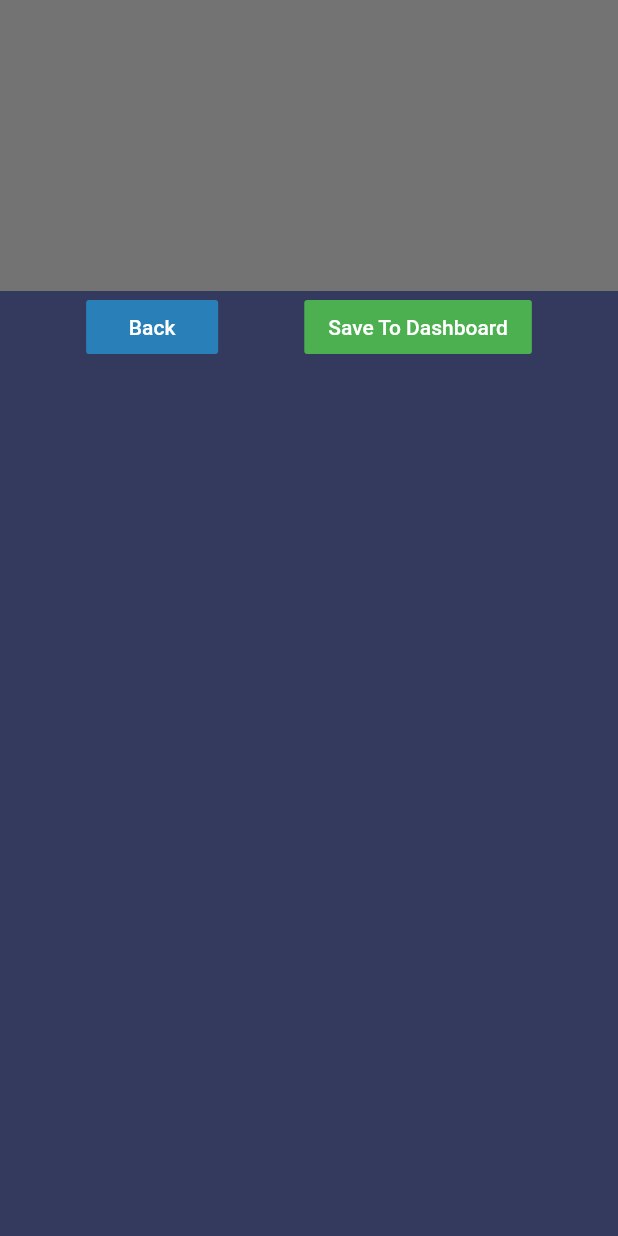
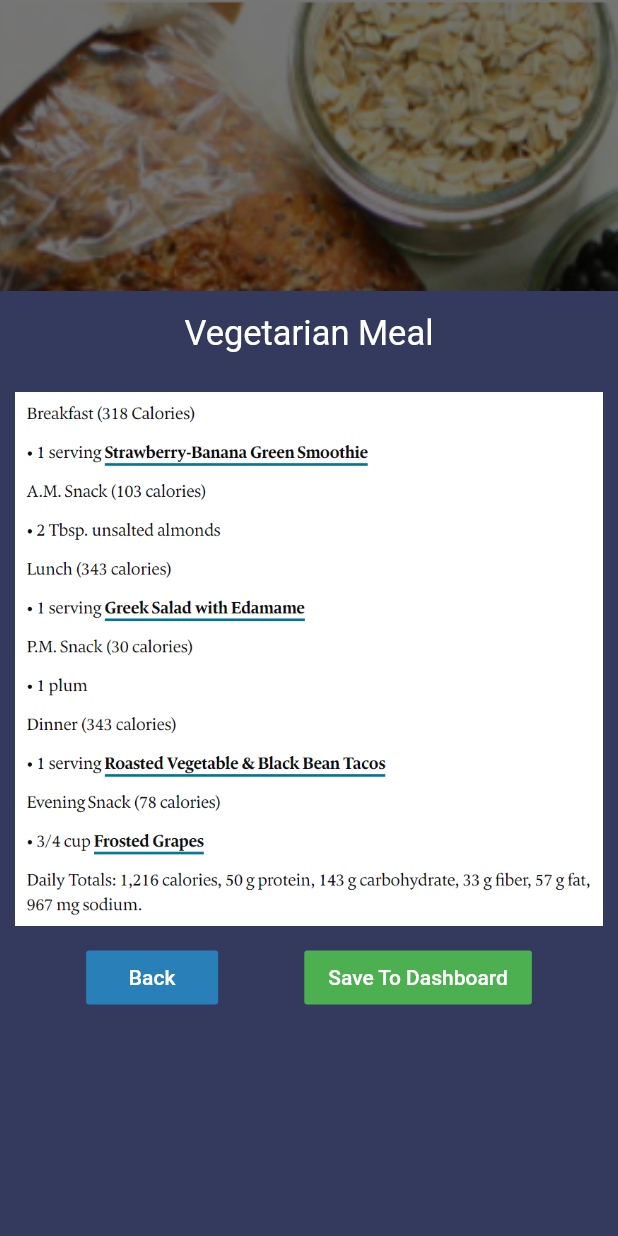
Before and after one commit to RubberDuckDestroyer/Say-No-to-Obese, a Flutter app: the Meal1 widget shown alone on an empty page, opened directly, after a tap on "View", on a phone screen of 412 x 824 dp. Run offline on Flutter 3.47's test engine with Material 2 defaults, Android fonts, the phone set to English and light mode, and no system bars; our stand-ins replace carousel_slider, flutter_dotenv, flutter_svg; missing offline and left inert: adobe_xd, dart:ffi, mongo_dart; network calls fail; Roboto replaces fonts that are missing (Montserrat).

Commit message:
Vegetarian meals added and the image with buttons on top

```diff
--- a/lib/FF_posts.dart
+++ b/lib/FF_posts.dart
@@ -1,6 +1,7 @@
 import 'package:fitness_freaks/carousel_items/Workouts/ShoulderWorkout.dart';
 import 'package:fitness_freaks/carousel_items/Workouts/chestWorkout.dart';
 import 'package:fitness_freaks/carousel_items/Workouts/legsWorkout.dart';
+import 'package:fitness_freaks/carousel_items/Workouts/meals/vegetarian_meal.dart';
 import 'package:flutter/material.dart';
 import 'package:adobe_xd/pinned.dart';
 import 'package:flutter_svg/flutter_svg.dart';
@@ -29,7 +30,7 @@ class _PostsPageState extends State<FF_posts> {
     return result;
   }
 
-  //-----------------------------------
+  //-----------------------------------------------------Title----------------------------------------------------------
 
   Widget build(BuildContext context) {
     return Scaffold(
@@ -234,6 +235,8 @@ class _PostsPageState extends State<FF_posts> {
     );
   }
 }
+
+//-----------------------------------------------------Posts----------------------------------------------------------
 
 class Post4 extends StatelessWidget {
   const Post4({Key key}) : super(key: key);
@@ -599,6 +602,7 @@ class Post1 extends StatelessWidget {
   }
 }
 
+//-----------------------------------------------------Meal----------------------------------------------------------
 class Meal4 extends StatelessWidget {
   const Meal4({Key key}) : super(key: key);
 
@@ -882,12 +886,12 @@ class Meal1 extends StatelessWidget {
   Widget build(BuildContext context) {
     return Container(
       decoration: BoxDecoration(
-          // image: const DecorationImage(
-          //   image: NetworkImage(
-          //       INSERT CAROUSEL IMAGE HERE,
-          //   fit: BoxFit.cover,
-          // ),
-          ),
+        color: Colors.white,
+        image: const DecorationImage(
+          image: AssetImage('assets/carousel_images/vegmeal.PNG'),
+          fit: BoxFit.cover,
+        ),
+      ),
       child: Column(
         mainAxisAlignment: MainAxisAlignment.center,
         children: <Widget>[
@@ -896,7 +900,7 @@ class Meal1 extends StatelessWidget {
                   color: Colors.white,
                   fontSize: 22.0,
                   fontWeight: FontWeight.bold)),
-          Text("*****",
+          Text("Vegetarian",
               style: TextStyle(
                   color: Colors.white,
                   fontSize: 17.0,
@@ -938,7 +942,7 @@ class Meal1 extends StatelessWidget {
               color: const Color(0xff343a5e),
               height: 630,
               child: Column(children: <Widget>[
-                //Insert Content here
+                vegMeal,
                 Row(
                   mainAxisAlignment: MainAxisAlignment.spaceEvenly,
                   children: [
--- /dev/null
+++ b/lib/carousel_items/Workouts/meals/vegetarian_meal.dart
@@ -0,0 +1,21 @@
+import 'package:flutter/cupertino.dart';
+import 'package:flutter/material.dart';
+
+final vegMeal = Column(children: <Widget>[
+  Padding(
+      padding: EdgeInsets.all(15),
+      child: Text('Vegetarian Meal',
+          textAlign: TextAlign.center,
+          style: TextStyle(
+            fontFamily: 'Montserrat',
+            fontSize: 23,
+            color: Colors.white,
+            fontWeight: FontWeight.w400,
+          ))),
+  Padding(
+      padding: EdgeInsets.all(10),
+      child: Image.asset(
+        'assets/carousel_images/vegmealdata.PNG',
+        scale: 0.75,
+      ))
+]);
```
Also changed, not shown: assets/carousel_images/vegmeal.PNG (added), assets/carousel_images/vegmealdata.PNG (added).
